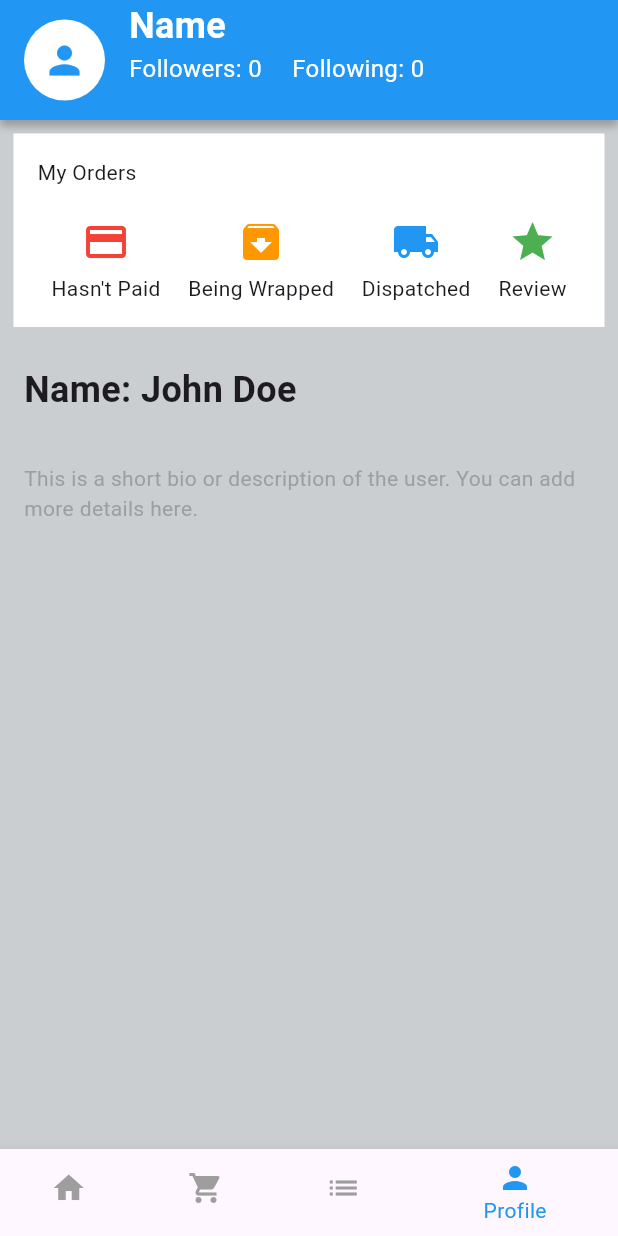
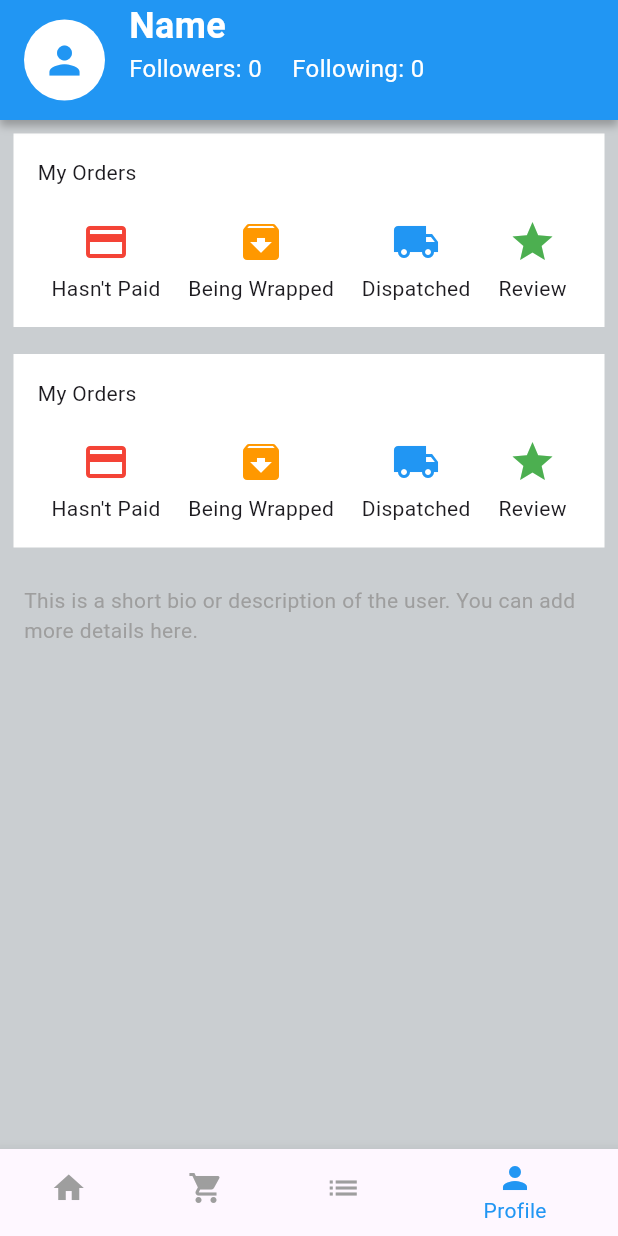
Before and after one commit to alifroject/Eccomerce-1stDayOfDart, a Flutter app: the screen it shows after launch, item 4 of the bottom bar chosen, on a phone screen of 412 x 824 dp. Run offline on Flutter 3.47's test engine with Material 3 defaults, Android fonts, the phone set to English and light mode, and no system bars; network calls fail.

Commit message:
Adding some items in Profile

```diff
--- a/lib/views/profile_screen.dart
+++ b/lib/views/profile_screen.dart
@@ -82,8 +82,58 @@ class ProfileScreen extends StatelessWidget {
               Container(
                 color: Colors.white,
                 padding: EdgeInsets.all(16.0),
-                margin: EdgeInsets.all(
-                    9.0),
+                margin: EdgeInsets.all(9.0),
+                child: Column(
+                  crossAxisAlignment: CrossAxisAlignment.start,
+                  children: <Widget>[
+                    Text(
+                      'My Orders',
+                      style: TextStyle(fontSize: 14),
+                    ),
+                    SizedBox(height: 20),
+                    Row(
+                      mainAxisAlignment: MainAxisAlignment.spaceAround,
+                      children: <Widget>[
+                        Column(
+                          children: [
+                            Icon(Icons.payment, size: 32, color: Colors.red),
+                            SizedBox(height: 5),
+                            Text('Hasn\'t Paid',
+                                style: TextStyle(fontSize: 14)),
+                          ],
+                        ),
+                        Column(
+                          children: [
+                            Icon(Icons.archive, size: 32, color: Colors.orange),
+                            SizedBox(height: 5),
+                            Text('Being Wrapped',
+                                style: TextStyle(fontSize: 14)),
+                          ],
+                        ),
+                        Column(
+                          children: [
+                            Icon(Icons.local_shipping,
+                                size: 32, color: Colors.blue),
+                            SizedBox(height: 5),
+                            Text('Dispatched', style: TextStyle(fontSize: 14)),
+                          ],
+                        ),
+                        Column(
+                          children: [
+                            Icon(Icons.star, size: 32, color: Colors.green),
+                            SizedBox(height: 5),
+                            Text('Review', style: TextStyle(fontSize: 14)),
+                          ],
+                        ),
+                      ],
+                    ),
+                  ],
+                ),
+              ),
+              Container(
+                color: Colors.white,
+                padding: EdgeInsets.all(16.0),
+                margin: EdgeInsets.all(9.0),
                 child: Column(
                   crossAxisAlignment: CrossAxisAlignment.start,
                   children: <Widget>[
@@ -134,13 +184,6 @@ class ProfileScreen extends StatelessWidget {
               Padding(
                 padding: EdgeInsets.all(16.0),
                 child: Text(
-                  'Name: John Doe',
-                  style: TextStyle(fontSize: 24, fontWeight: FontWeight.bold),
-                ),
-              ),
-              Padding(
-                padding: EdgeInsets.all(16.0),
-                child: Text(
                   'This is a short bio or description of the user. You can add more details here.',
                   style: TextStyle(fontSize: 14, color: Colors.grey),
                 ),
```
